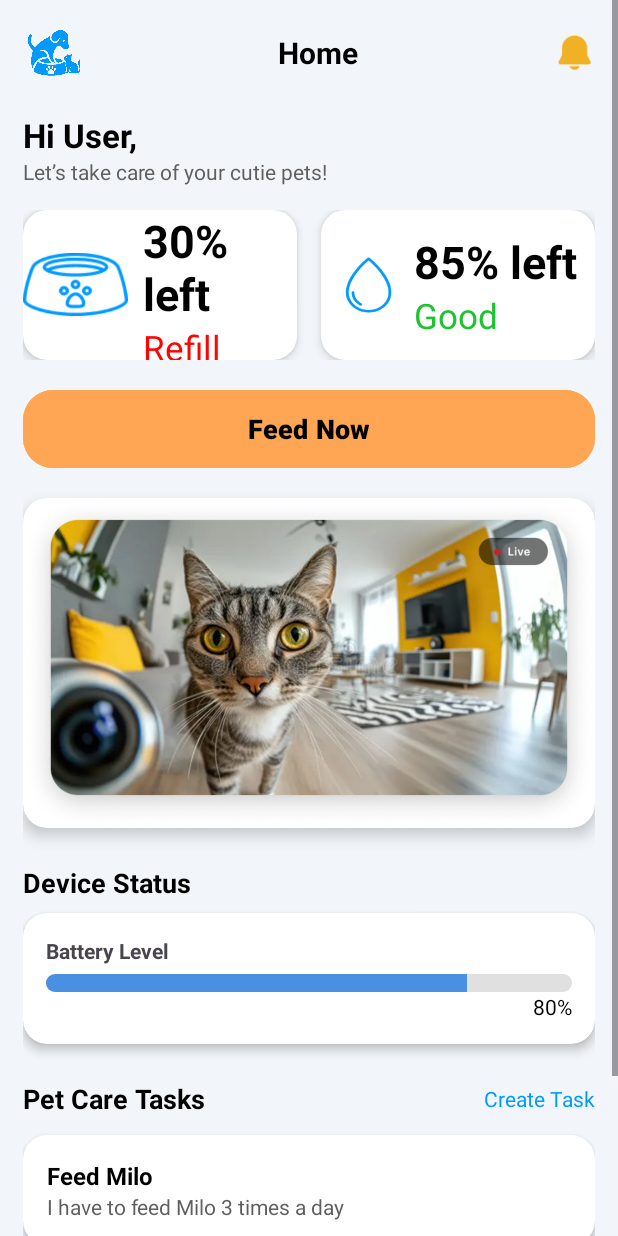
After one commit to jovinjuan/PawFeeder, an Android app: the HomePageActivity screen opened directly, with no data from a screen before it, on a phone screen of 412 x 824 dp. The commit adds this screen. Run offline under Robolectric (Android 15) with nearby library versions, the phone set to English and light mode, and no system bars; our stand-ins replace Firebase (no records; nobody signed in at launch, a user with empty details on screens opened directly).

Commit message:
tambah home page & integrasi dengan realtime database (arron)

```diff
--- a/app/build.gradle.kts
+++ b/app/build.gradle.kts
@@ -40,6 +40,7 @@ dependencies {
     implementation(libs.constraintlayout)
     implementation(libs.firebase.auth)
     implementation(libs.firebase.firestore)
+    implementation(libs.firebase.database)
     testImplementation(libs.junit)
     androidTestImplementation(libs.ext.junit)
     androidTestImplementation(libs.espresso.core)
--- a/app/src/main/AndroidManifest.xml
+++ b/app/src/main/AndroidManifest.xml
@@ -12,6 +12,9 @@
         android:supportsRtl="true"
         android:theme="@style/Theme.PawFeeder"
         tools:targetApi="31">
+        <activity
+            android:name=".HomePageActivity"
+            android:exported="false" />
         <activity
             android:name=".LoginActivity"
             android:exported="false" />
--- /dev/null
+++ b/app/src/main/java/com/uph23/edu/pawfeeder/HomePageActivity.java
@@ -0,0 +1,106 @@
+package com.uph23.edu.pawfeeder;
+
+import static android.content.ContentValues.TAG;
+
+import android.os.Bundle;
+import android.util.Log;
+import android.view.View;
+import android.widget.Button;
+import android.widget.TextView;
+
+import androidx.activity.EdgeToEdge;
+import androidx.appcompat.app.AppCompatActivity;
+import androidx.core.graphics.Insets;
+import androidx.core.view.ViewCompat;
+import androidx.core.view.WindowInsetsCompat;
+
+import com.google.firebase.database.DataSnapshot;
+import com.google.firebase.database.DatabaseError;
+import com.google.firebase.database.DatabaseReference;
+import com.google.firebase.database.FirebaseDatabase;
+import com.google.firebase.database.ValueEventListener;
+
+public class HomePageActivity extends AppCompatActivity {
+    TextView txvMakanan, txvStatusMakan, txvMinuman, txvStatusMinum, txvBattery;
+    Button btnFeedNow;
+
+    Boolean servo = false;
+
+    @Override
+    protected void onCreate(Bundle savedInstanceState) {
+        super.onCreate(savedInstanceState);
+        EdgeToEdge.enable(this);
+        setContentView(R.layout.activity_home_page);
+        ViewCompat.setOnApplyWindowInsetsListener(findViewById(R.id.main), (v, insets) -> {
+            Insets systemBars = insets.getInsets(WindowInsetsCompat.Type.systemBars());
+            v.setPadding(systemBars.left, systemBars.top, systemBars.right, systemBars.bottom);
+            return insets;
+        });
+        init();
+
+        FirebaseDatabase database = FirebaseDatabase.getInstance();
+        DatabaseReference myRef = database.getReference("pawfeeder");
+
+        btnFeedNow.setOnTouchListener((v, event) -> {
+            switch (event.getAction()) {
+                case android.view.MotionEvent.ACTION_DOWN:
+                    FirebaseDatabase.getInstance()
+                            .getReference("pawfeeder/makan/servo")
+                            .setValue(true);
+                    Log.d("ServoControl", "Servo ON");
+                    return true;
+
+                case android.view.MotionEvent.ACTION_UP:
+                case android.view.MotionEvent.ACTION_CANCEL:
+                    FirebaseDatabase.getInstance()
+                            .getReference("pawfeeder/makan/servo")
+                            .setValue(false);
+                    Log.d("ServoControl", "Servo OFF");
+                    return true;
+            }
+            return false;
+        });
+
+
+        // Read from the database
+        myRef.addValueEventListener(new ValueEventListener() {
+            @Override
+            public void onDataChange(DataSnapshot dataSnapshot) {
+                // This method is called once with the initial value and again
+                // whenever data at this location is updated.
+                if (dataSnapshot.exists()) {
+                    int stokMakanan = dataSnapshot.child("makan/stok_makanan").getValue(Integer.class);
+                    txvMakanan.setText(stokMakanan + "% left");
+
+                    int stokMinuman = dataSnapshot.child("minum/stok_minuman").getValue(Integer.class);
+                    txvMinuman.setText(stokMinuman + "% left");
+
+                    Long battery = dataSnapshot.child("baterai/persentase").getValue(Long.class);
+                    if (battery != null) {
+                        txvBattery.setText(battery + "%");
+                    } else {
+                        txvBattery.setText("0%");
+                    }
+                }
+            }
+
+            @Override
+            public void onCancelled(DatabaseError error) {
+                // Failed to read value
+                Log.w(TAG, "Failed to read value.", error.toException());
+            }
+        });
+    }
+
+    public void init(){
+        txvMakanan = findViewById(R.id.txvMakanan);
+        txvStatusMakan = findViewById(R.id.txvStatusMakan);
+        txvMinuman = findViewById(R.id.txvMinuman);
+        txvStatusMinum = findViewById(R.id.txvStatusMinum);
+        txvBattery = findViewById(R.id.txvBattery);
+        btnFeedNow = findViewById(R.id.btnFeedNow);
+
+
+
+    }
+}
--- a/app/src/main/java/com/uph23/edu/pawfeeder/LoginActivity.java
+++ b/app/src/main/java/com/uph23/edu/pawfeeder/LoginActivity.java
@@ -76,7 +76,7 @@ public class LoginActivity extends AppCompatActivity {
                         if (task.isSuccessful()) {
                             // Sign in success, update UI with the signed-in user's information
                             Log.d("L", "Login:success");
-                            toMain();
+                            toHomePage();
                         } else {
                             // If sign in fails, display a message to the user.
                             Log.w("L", "Login:failure", task.getException());
@@ -89,4 +89,9 @@ public class LoginActivity extends AppCompatActivity {
         Intent intent = new Intent(this, MainActivity.class);
         startActivity(intent);
     }
+
+    public void toHomePage(){
+        Intent intent = new Intent(this, HomePageActivity.class);
+        startActivity(intent);
+    }
 }
--- /dev/null
+++ b/app/src/main/res/drawable/progress_blue.xml
@@ -0,0 +1,16 @@
+<layer-list xmlns:android="http://schemas.android.com/apk/res/android">
+    <item android:id="@android:id/background">
+        <shape android:shape="rectangle">
+            <solid android:color="#E0E0E0"/>
+            <corners android:radius="8dp"/>
+        </shape>
+    </item>
+    <item android:id="@android:id/progress">
+        <clip>
+            <shape android:shape="rectangle">
+                <solid android:color="#4A90E2"/>
+                <corners android:radius="8dp"/>
+            </shape>
+        </clip>
+    </item>
+</layer-list>
--- /dev/null
+++ b/app/src/main/res/layout/activity_home_page.xml
@@ -0,0 +1,318 @@
+<?xml version="1.0" encoding="utf-8"?>
+<ScrollView xmlns:android="http://schemas.android.com/apk/res/android"
+    xmlns:app="http://schemas.android.com/apk/res-auto"
+    xmlns:tools="http://schemas.android.com/tools"
+    android:id="@+id/main"
+    android:layout_width="match_parent"
+    android:layout_height="match_parent"
+    android:background="@color/lightblue"
+    tools:context=".HomePageActivity">
+
+    <LinearLayout
+        android:layout_width="match_parent"
+        android:layout_height="wrap_content"
+        android:orientation="vertical"
+        android:padding="15dp">
+
+        <LinearLayout
+            android:layout_width="match_parent"
+            android:layout_height="wrap_content"
+            android:gravity="center_vertical"
+            android:orientation="horizontal"
+            android:layout_marginBottom="12dp">
+
+            <ImageView
+                android:layout_width="40dp"
+                android:layout_height="40dp"
+                android:src="@drawable/logonotext"
+                android:contentDescription="logo" />
+
+            <TextView
+                android:layout_width="match_parent"
+                android:layout_height="wrap_content"
+                android:layout_weight="1"
+                android:text="Home"
+                android:textAlignment="center"
+                android:textSize="20sp"
+                android:textStyle="bold"
+                android:textColor="@color/black" />
+
+            <ImageView
+                android:id="@+id/btnNotification"
+                android:layout_width="28dp"
+                android:layout_height="28dp"
+                android:src="@drawable/notification"
+                android:contentDescription="notif"/>
+        </LinearLayout>
+
+        <TextView
+            android:layout_width="wrap_content"
+            android:layout_height="wrap_content"
+            android:text="Hi User,"
+            android:textSize="22sp"
+            android:textStyle="bold"
+            android:textColor="@color/black"
+            android:layout_marginTop="8dp" />
+
+        <TextView
+            android:layout_width="wrap_content"
+            android:layout_height="wrap_content"
+            android:text="Let’s take care of your cutie pets!"
+            android:textColor="@color/dark_gray"
+            android:layout_marginBottom="16dp" />
+
+        <LinearLayout
+            android:layout_width="match_parent"
+            android:layout_height="wrap_content"
+            android:orientation="horizontal"
+            android:gravity="center"
+            android:layout_marginBottom="16dp">
+
+            <androidx.cardview.widget.CardView
+                android:layout_width="0dp"
+                android:layout_weight="1"
+                android:layout_height="100dp"
+                android:layout_marginEnd="8dp"
+                app:cardCornerRadius="16dp"
+                app:cardElevation="4dp">
+                <LinearLayout
+                    android:layout_width="match_parent"
+                    android:layout_height="match_parent"
+                    android:orientation="horizontal"
+                    android:gravity="center">
+                    <ImageView
+                        android:layout_width="70dp"
+                        android:layout_height="50dp"
+                        android:src="@drawable/petbowl"
+                        android:layout_marginRight="10dp"/>
+
+                    <LinearLayout
+                        android:layout_width="wrap_content"
+                        android:layout_height="wrap_content"
+                        android:orientation="vertical"
+                        android:gravity="center">
+
+                        <TextView
+                            android:id="@+id/txvMakanan"
+                            android:layout_width="wrap_content"
+                            android:layout_height="wrap_content"
+                            android:text="30% left"
+                            android:textStyle="bold"
+                            android:textSize="45px"
+                            android:textColor="@color/black" />
+
+                        <TextView
+                            android:id="@+id/txvStatusMakan"
+                            android:layout_width="match_parent"
+                            android:layout_height="wrap_content"
+                            android:textSize="35px"
+                            android:text="Refill"
+                            android:textColor="@color/red" />
+                    </LinearLayout>
+                </LinearLayout>
+
+            </androidx.cardview.widget.CardView>
+
+            <androidx.cardview.widget.CardView
+                android:layout_width="0dp"
+                android:layout_weight="1"
+                android:layout_height="100dp"
+                android:layout_marginStart="8dp"
+                app:cardCornerRadius="16dp"
+                app:cardElevation="4dp">
+                <LinearLayout
+                    android:layout_width="match_parent"
+                    android:layout_height="match_parent"
+                    android:orientation="horizontal"
+                    android:gravity="center">
+                    <ImageView
+                        android:layout_width="40dp"
+                        android:layout_height="40dp"
+                        android:src="@drawable/water"
+                        android:layout_marginRight="10dp"/>
+
+                    <LinearLayout
+                        android:layout_width="wrap_content"
+                        android:layout_height="wrap_content"
+                        android:orientation="vertical"
+                        android:gravity="center">
+
+                        <TextView
+                            android:id="@+id/txvMinuman"
+                            android:layout_width="wrap_content"
+                            android:layout_height="wrap_content"
+                            android:text="85% left"
+                            android:textSize="45px"
+                            android:textStyle="bold"
+                            android:textColor="@color/black" />
+
+                        <TextView
+                            android:id="@+id/txvStatusMinum"
+                            android:layout_width="match_parent"
+                            android:layout_height="wrap_content"
+                            android:textSize="35px"
+                            android:text="Good"
+                            android:textColor="@color/green" />
+                    </LinearLayout>
+                </LinearLayout>
+
+            </androidx.cardview.widget.CardView>
+        </LinearLayout>
+
+        <Button
+            android:id="@+id/btnFeedNow"
+            android:layout_width="match_parent"
+            android:layout_height="60dp"
+            android:text="Feed Now"
+            android:textSize="18sp"
+            android:textStyle="bold"
+            android:textColor="@color/black"
+            android:backgroundTint="@color/orange"
+            android:layout_marginBottom="16dp"
+            app:cornerRadius="20dp" />
+
+        <androidx.cardview.widget.CardView
+            android:layout_width="match_parent"
+            android:layout_height="220dp"
+            app:cardCornerRadius="16dp"
+            app:cardElevation="6dp"
+            android:layout_marginBottom="24dp"
+            app:cardUseCompatPadding="false"
+            app:contentPadding="0dp">
+                <ImageView
+                    android:layout_width="match_parent"
+                    android:layout_height="match_parent"
+                    android:adjustViewBounds="true"
+                    android:scaleType="fitXY"
+                    android:src="@drawable/livecam" />
+        </androidx.cardview.widget.CardView>
+
+        <TextView
+            android:layout_width="wrap_content"
+            android:layout_height="wrap_content"
+            android:text="Device Status"
+            android:textSize="18sp"
+            android:textStyle="bold"
+            android:textColor="@color/black"
+            android:layout_marginBottom="8dp" />
+
+        <androidx.cardview.widget.CardView
+            android:layout_width="match_parent"
+            android:layout_height="wrap_content"
+            app:cardCornerRadius="16dp"
+            app:cardElevation="4dp"
+            android:layout_marginBottom="24dp">
+
+            <LinearLayout
+                android:layout_width="match_parent"
+                android:layout_height="match_parent"
+                android:orientation="vertical"
+                android:padding="15dp">
+
+                <TextView
+                    android:layout_width="wrap_content"
+                    android:layout_height="wrap_content"
+                    android:text="Battery Level"
+                    android:textStyle="bold"/>
+
+                <ProgressBar
+                    style="?android:attr/progressBarStyleHorizontal"
+                    android:layout_width="match_parent"
+                    android:layout_height="12dp"
+                    android:progress="80"
+                    android:progressDrawable="@drawable/progress_blue"
+                    android:layout_marginTop="6dp" />
+
+                <TextView
+                    android:id="@+id/txvBattery"
+                    android:layout_width="match_parent"
+                    android:layout_height="wrap_content"
+                    android:text="80%"
+                    android:textAlignment="textEnd"
+                    android:textColor="@color/black" />
+            </LinearLayout>
+        </androidx.cardview.widget.CardView>
+
+        <!-- 🔹 Pet Care Tasks -->
+        <LinearLayout
+            android:layout_width="match_parent"
+            android:layout_height="wrap_content"
+            android:orientation="horizontal"
+            android:gravity="center_vertical"
+            android:layout_marginBottom="12dp">
+
+            <TextView
+                android:layout_width="0dp"
+                android:layout_height="wrap_content"
+                android:layout_weight="1"
+                android:text="Pet Care Tasks"
+                android:textSize="18sp"
+                android:textStyle="bold"
+                android:textColor="@color/black" />
+
+            <TextView
+                android:layout_width="wrap_content"
+                android:layout_height="wrap_content"
+                android:text="Create Task"
+                android:textColor="@color/primaryblue" />
+        </LinearLayout>
+
+        <androidx.cardview.widget.CardView
+            android:layout_width="match_parent"
+            android:layout_height="wrap_content"
+            android:layout_marginBottom="8dp"
+            app:cardCornerRadius="16dp"
+            app:cardElevation="4dp">
+
+            <LinearLayout
+                android:layout_width="match_parent"
+                android:layout_height="wrap_content"
+                android:orientation="vertical"
+                android:padding="16dp">
+
+                <TextView
+                    android:layout_width="match_parent"
+                    android:layout_height="wrap_content"
+                    android:text="Feed Milo"
+                    android:textSize="16sp"
+                    android:textStyle="bold"
+                    android:textColor="@color/black"/>
+
+                <TextView
+                    android:layout_width="match_parent"
+                    android:layout_height="wrap_content"
+                    android:text="I have to feed Milo 3 times a day"
+                    android:textColor="@color/dark_gray" />
+            </LinearLayout>
+        </androidx.cardview.widget.CardView>
+
+        <androidx.cardview.widget.CardView
+            android:layout_width="match_parent"
+            android:layout_height="wrap_content"
+            app:cardCornerRadius="16dp"
+            app:cardElevation="4dp"
+            android:layout_marginBottom="20dp">
+
+            <LinearLayout
+                android:layout_width="match_parent"
+                android:layout_height="wrap_content"
+                android:orientation="vertical"
+                android:padding="16dp">
+
+                <TextView
+                    android:layout_width="match_parent"
+                    android:layout_height="wrap_content"
+                    android:text="Shower Milo"
+                    android:textSize="16sp"
+                    android:textStyle="bold"
+                    android:textColor="@color/black" />
+
+                <TextView
+                    android:layout_width="match_parent"
+                    android:layout_height="wrap_content"
+                    android:text="I have to bathe Milo today"
+                    android:textColor="@color/dark_gray" />
+            </LinearLayout>
+        </androidx.cardview.widget.CardView>
+    </LinearLayout>
+</ScrollView>
--- a/app/src/main/res/values/colors.xml
+++ b/app/src/main/res/values/colors.xml
@@ -6,4 +6,8 @@
     <color name="iconblue">#B2009AFF</color>009AFF
     <color name="primaryblue">#009AFF</color>
     <color name="gray">#E5E5E5</color>
+    <color name="orange">#FFA654</color>
+    <color name="red">#FF0400</color>
+    <color name="green">#1FC330</color>
+    <color name="dark_gray">#5F5F5F</color>
 </resources>
--- a/gradle/libs.versions.toml
+++ b/gradle/libs.versions.toml
@@ -10,6 +10,7 @@ constraintlayout = "2.2.1"
 googleGmsGoogleServices = "4.4.4"
 firebaseAuth = "24.0.1"
 firebaseFirestore = "26.0.2"
+firebaseDatabase = "22.0.1"
 
 [libraries]
 junit = { group = "junit", name = "junit", version.ref = "junit" }
@@ -21,6 +22,7 @@ activity = { group = "androidx.activity", name = "activity", version.ref = "acti
 constraintlayout = { group = "androidx.constraintlayout", name = "constraintlayout", version.ref = "constraintlayout" }
 firebase-auth = { group = "com.google.firebase", name = "firebase-auth", version.ref = "firebaseAuth" }
 firebase-firestore = { group = "com.google.firebase", name = "firebase-firestore", version.ref = "firebaseFirestore" }
+firebase-database = { group = "com.google.firebase", name = "firebase-database", version.ref = "firebaseDatabase" }
 
 [plugins]
 android-application = { id = "com.android.application", version.ref = "agp" }
```
Also changed, not shown: app/src/main/res/drawable/checklist.png (added), app/src/main/res/drawable/livecam.png (added), app/src/main/res/drawable/logonotext.png (added), app/src/main/res/drawable/notification.png (added), app/src/main/res/drawable/petbowl.png (added), app/src/main/res/drawable/water.png (added).
